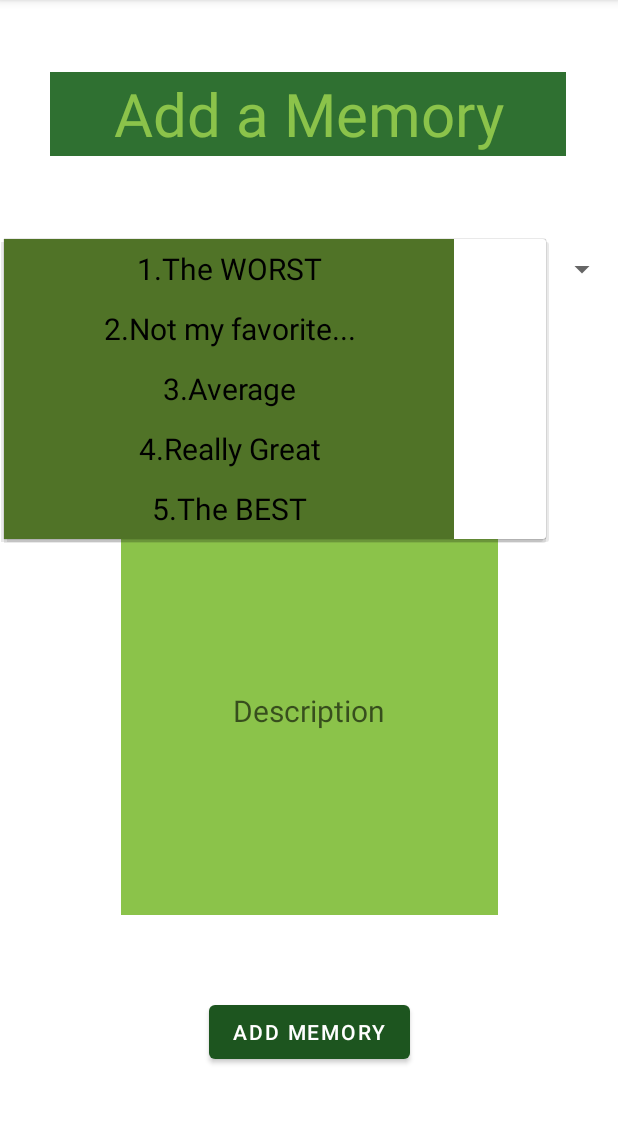
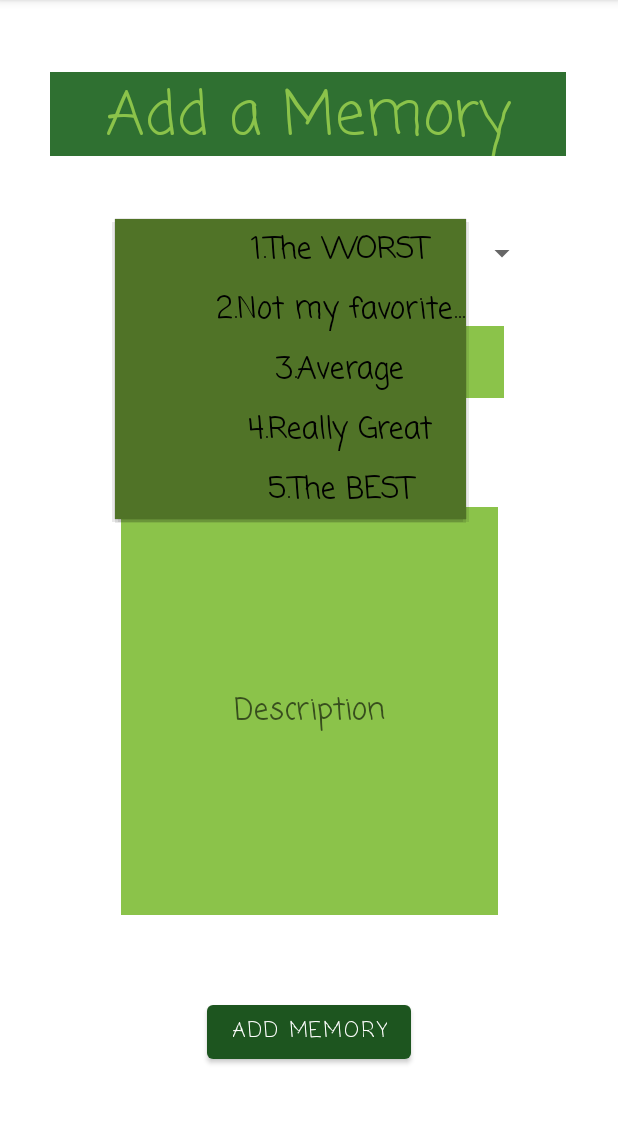
Before and after one commit to lasyanandyala/FireBaseLesson, an Android app: the AddMemoryActivity screen opened directly, with no data from a screen before it, after a tap on "1.The WORST", on a phone screen of 412 x 824 dp, the part 84-1208 px from its top. Run offline under Robolectric (Android 15) with nearby library versions, the phone set to English and light mode, and no system bars.

Commit message:
New Font and Error Free Code Added

```diff
--- a/MyMemoryBox/app/src/main/res/layout/activity_add_memory.xml
+++ b/MyMemoryBox/app/src/main/res/layout/activity_add_memory.xml
@@ -11,6 +11,7 @@
         android:layout_height="56dp"
         android:layout_marginTop="48dp"
         android:background="@color/purple_500"
+        android:fontFamily="casual"
         android:gravity="center"
         android:text="Add a Memory"
         android:textColor="@color/teal_200"
@@ -26,6 +27,7 @@
         android:layout_width="259dp"
         android:layout_height="48dp"
         android:background="@color/teal_200"
+        android:fontFamily="casual"
         android:gravity="center"
         android:hint="Name of Memory"
         android:textColor="@color/purple_700"
@@ -41,6 +43,7 @@
         android:layout_width="251dp"
         android:layout_height="272dp"
         android:background="@color/teal_200"
+        android:fontFamily="casual"
         android:gravity="center"
         android:hint="Description"
         android:textColor="@color/purple_700"
@@ -56,6 +59,7 @@
         android:layout_width="wrap_content"
         android:layout_height="wrap_content"
         android:layout_marginBottom="56dp"
+        android:fontFamily="casual"
         android:onClick="addMemoryButtonClicked"
         android:text="Add Memory"
         app:layout_constraintBottom_toBottomOf="parent"
@@ -64,14 +68,15 @@
 
     <Spinner
         android:id="@+id/spinnerId"
-        android:layout_width="409dp"
-        android:layout_height="wrap_content"
+        android:layout_width="282dp"
+        android:layout_height="46dp"
         android:hint="Select a Memory Rating"
+        android:textAlignment="center"
         app:layout_constraintBottom_toBottomOf="parent"
         app:layout_constraintEnd_toEndOf="parent"
-        app:layout_constraintHorizontal_bias="1.0"
+        app:layout_constraintHorizontal_bias="0.589"
         app:layout_constraintStart_toStartOf="parent"
         app:layout_constraintTop_toTopOf="parent"
-        app:layout_constraintVertical_bias="0.219" />
+        app:layout_constraintVertical_bias="0.202" />
 
 </androidx.constraintlayout.widget.ConstraintLayout>
--- a/MyMemoryBox/app/src/main/res/layout/custom_spinner_dropdown_row.xml
+++ b/MyMemoryBox/app/src/main/res/layout/custom_spinner_dropdown_row.xml
@@ -1,15 +1,14 @@
 <?xml version="1.0" encoding="utf-8"?>
-<TextView
-    xmlns:android="http://schemas.android.com/apk/res/android"
+<TextView xmlns:android="http://schemas.android.com/apk/res/android"
     android:id="@+id/priorityChosen"
     style="?attr/spinnerDropDownItemStyle"
     android:layout_width="@dimen/memEditTextWidth"
     android:layout_height="@dimen/spinnerHeight"
+    android:layout_marginTop="@dimen/margin"
+    android:background="@color/teal_700"
+    android:fontFamily="casual"
+    android:gravity="center"
+    android:padding="@dimen/padding"
     android:text="My Choice"
-    android:padding="@dimen/padding"
-    android:background="@color/teal_700"
     android:textColor="@color/black"
-    android:gravity="center"
-    android:textSize="@dimen/fontRegular"
-    android:layout_marginTop="@dimen/margin"
-    />
+    android:textSize="@dimen/fontRegular" />
```
Also changed, not shown: MyMemoryBox/app/src/main/java/com/example/mymemorybox/SignInActivity.java (+69 -7 lines), MyMemoryBox/app/src/main/res/layout/activity_select_action.xml (+5 -2 lines), MyMemoryBox/app/src/main/res/layout/activity_sign_in.xml (+7 -2 lines).
